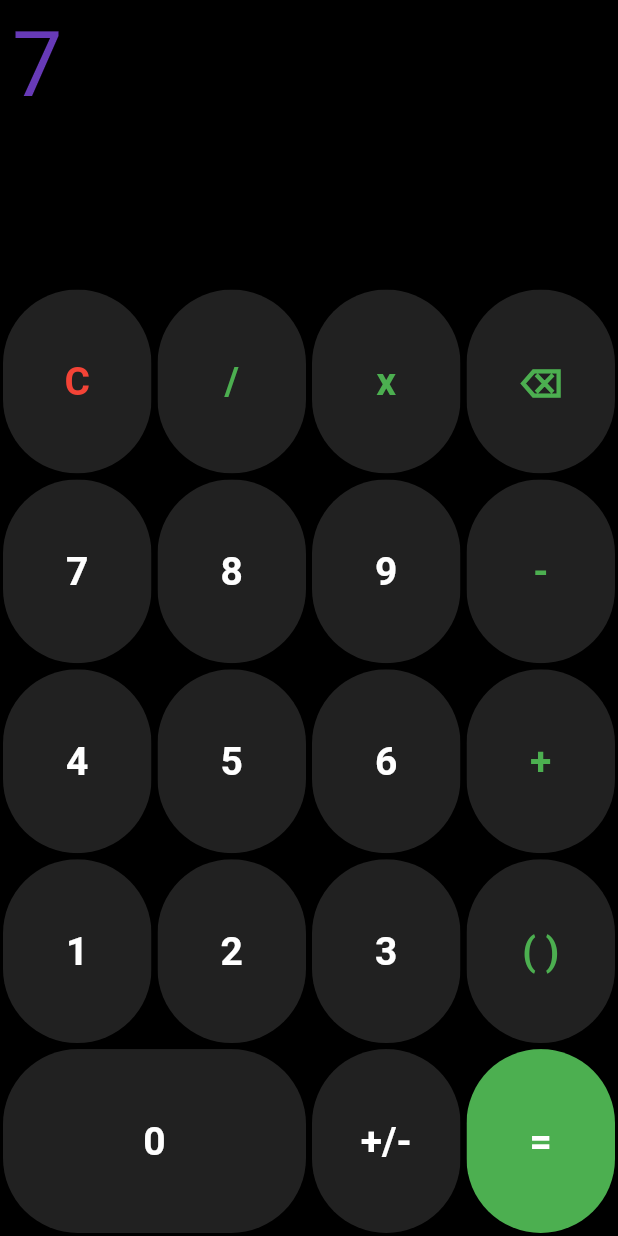
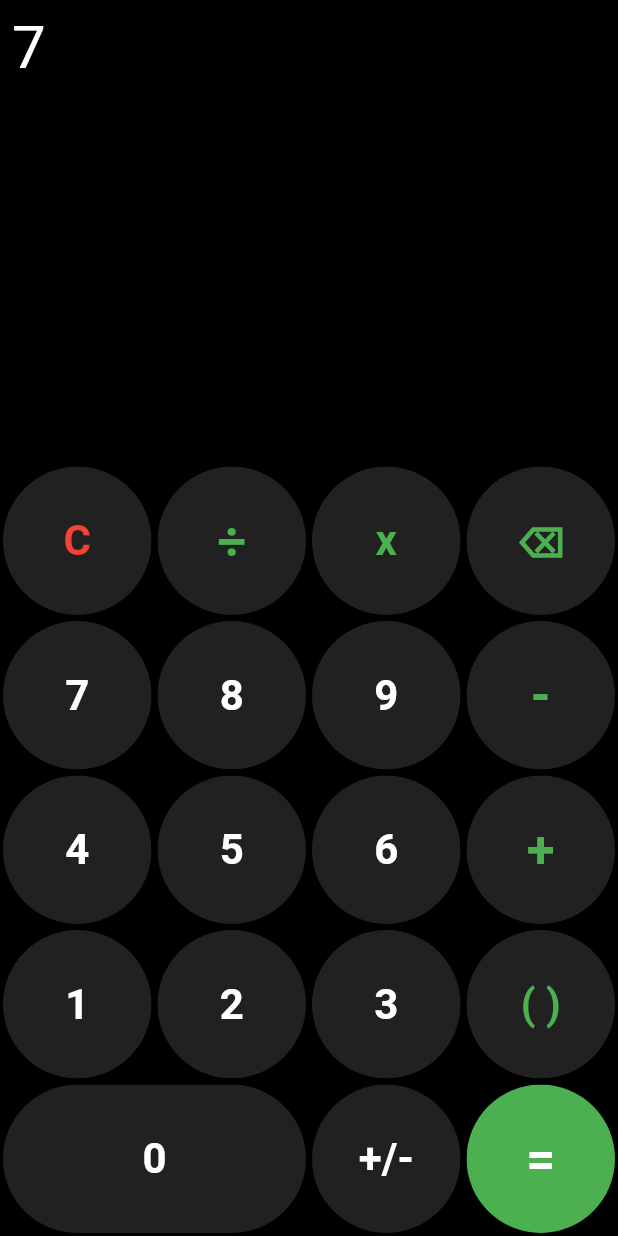
Before and after one commit to silvia-622/Calculator, a Flutter app: the screen it shows after launch, after a tap on an icon or button, on a phone screen of 412 x 824 dp. Run offline on Flutter 3.47's test engine with Material 2 defaults, Android fonts, the phone set to English and light mode, and no system bars; our stand-ins replace math_expressions.

```diff
--- a/calculator/lib/calculator_button.dart
+++ b/calculator/lib/calculator_button.dart
@@ -32,6 +32,13 @@ class CalculatorButton extends StatelessWidget {
     }
   }
 
+  double get textFontSize {
+    if (symbol.value == '+' || symbol.value == '-' || symbol.value == '÷' || symbol.value == '=') {
+      return 34;
+    } else {
+      return 28;
+    }
+  }
 
   @override
   Widget build(BuildContext context) {
@@ -49,7 +56,7 @@ class CalculatorButton extends StatelessWidget {
                 symbol.toString(),
                 style: TextStyle(
                     color: textColor,
-                    fontSize: 26,
+                    fontSize: textFontSize, //26
                     fontWeight: FontWeight.bold
                 ),
               ),
--- a/calculator/lib/calculator_button_symbol.dart
+++ b/calculator/lib/calculator_button_symbol.dart
@@ -2,7 +2,7 @@ abstract class Buttons {
   //Operators
   static CalculatorButtonSymbol add = const CalculatorButtonSymbol('+','Operator');
   static CalculatorButtonSymbol subtract = const CalculatorButtonSymbol('-','Operator');
-  static CalculatorButtonSymbol divide = const CalculatorButtonSymbol('/','Operator');
+  static CalculatorButtonSymbol divide = const CalculatorButtonSymbol('÷','Operator');
   static CalculatorButtonSymbol multiply = const CalculatorButtonSymbol('x','Operator');
   //Parentheses
   static CalculatorButtonSymbol parentheses = const CalculatorButtonSymbol('( )','Parentheses');
--- a/calculator/lib/main.dart
+++ b/calculator/lib/main.dart
@@ -38,64 +38,56 @@ class _MyHomePageState extends State<MyHomePage> {
   int numberOpenParentheses = 0;
   int numberClosedParentheses = 0;
 
+  double get fontSizeResult {
+    if (result.length > 12) { return 20; }
+    else { return 35; }
+  }
 
   void _scrollDown() {
+    Future.delayed(const Duration(milliseconds: 50), () {
       _controller.jumpTo(_controller.position.maxScrollExtent);
+    });
   }
 
   @override
   Widget build(BuildContext context) {
     return Scaffold(
-        /*appBar: AppBar(
-          title: Text(widget.title),
-        ),*/
         backgroundColor: Colors.black,
         body: Column(
           children: [
-
-
-
-            Padding(
-              padding: const EdgeInsets.all(8.0),
-              child: Column(
-                //mainAxisAlignment: MainAxisAlignment.spaceEvenly,
-                children: [
-
-                  Container(
-                      height: 140,
+            Expanded(
+                flex: 3,
                 child: Column(children: [
                   Expanded(
+                    flex: 4,
                     child: ListView.builder(
+                        padding: const EdgeInsets.fromLTRB(8, 8, 8, 0),
                         controller: _controller,
+                        //scrollDirection: Axis.vertical,
                         shrinkWrap: true,
                         itemCount: 1,
                         itemBuilder: (BuildContext context, int index) {
                           return Text(
                             mathOperation,
                             style: const TextStyle(
-                                    color: Colors.deepPurple,
-                                    fontSize: 60,
+                              color: Colors.white,
+                              fontSize: 40,
                             ),
                           );
-                              }
+                        }),
                   ),
-                        )
-                      ]
-                      )),
-
                   Container(
-                    //color: Colors.green,
+                    padding: const EdgeInsets.fromLTRB(8, 0, 8, 8),
                     alignment: Alignment.centerRight,
                     child: Text(result,
-                        style: const TextStyle(
+                        style: TextStyle(
                           color: Colors.deepPurple,
-                          fontSize: 30,
+                          fontWeight: FontWeight.bold,
+                          fontSize: fontSizeResult,
                         )),
                   ),
-                ],
+                ])
             ),
-            ),
-
 
             Expanded(
               child: Row(
@@ -137,6 +129,7 @@ class _MyHomePageState extends State<MyHomePage> {
                     Expanded(child: CalculatorButton(symbol: Buttons.parentheses, onTap:(){ setState(() => update(Buttons.parentheses)); })),
                   ]),
             ),
+
             Expanded(
               child: Row(
                   children: [
@@ -162,10 +155,13 @@ class _MyHomePageState extends State<MyHomePage> {
         checked();
         break;
       case 'Parentheses':
-        parentheses(symbol);
+        parentheses();
         break;
       case 'Operator':
         operator(symbol);
+        break;
+      case 'Sign':
+        sign();
         break;
       default:
         number(symbol);
@@ -186,7 +182,35 @@ class _MyHomePageState extends State<MyHomePage> {
     }
   }
 
-  void parentheses(CalculatorButtonSymbol symbol) {
+  void sign () {
+    print('y');
+    if (queue.isEmpty || queue.last == Buttons.openParentheses || queue.last.type == 'Operator'){
+      addToMathOperation(Buttons.openParentheses);
+      addToMathOperation(Buttons.subtract);
+    }
+    else {
+      List<CalculatorButtonSymbol> number = [];
+
+      var index = 0;
+
+      for(var i=queue.length-1; i >= 0; i--) {
+        if (queue[i].type == 'Number') {
+          print('passou aqui');
+          number.add(queue[i]);
+        } else {
+
+          index = i;
+          //print(index);
+          break;
+        }
+      }
+      print(index);
+
+
+    }
+  }
+
+  void parentheses() {
     // If the type of the last symbol is 'Number':
     if (queue.isNotEmpty && queue.last.type == 'Number') {
       if (numberOpenParentheses == numberClosedParentheses) {
@@ -273,12 +297,17 @@ class _MyHomePageState extends State<MyHomePage> {
     verifyParentheses();
     String finalQuestion = mathOperation;
     finalQuestion = finalQuestion.replaceAll('x', '*');
+    finalQuestion = finalQuestion.replaceAll('÷', '/');
+    try {
       Parser p = Parser();
       Expression exp = p.parse(finalQuestion);
       ContextModel cm = ContextModel();
       double eval = exp.evaluate(EvaluationType.REAL, cm);
       String auxResult = eval.toString();
       (auxResult.substring(auxResult.length - 2, auxResult.length) == '.0') ?
-    result = auxResult.substring(0, auxResult.length - 2) : result = auxResult;
+      result = '=' + auxResult.substring(0, auxResult.length - 2) : result = '=' + auxResult ;
+    } catch (e) {
+      result = '=Incorrect format.';
     }
   }
+}
```
Lines whose indentation alone changed are shown as unchanged.
